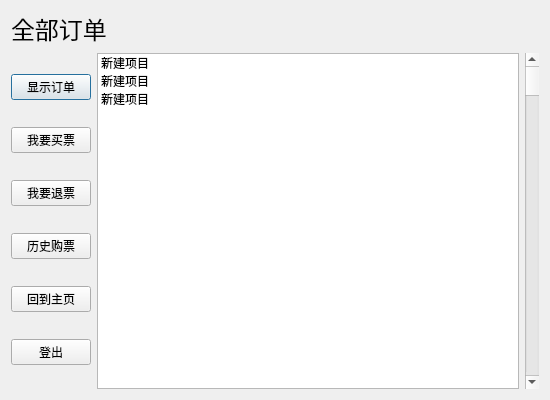
Above: UI/userticket.ui from New-bottle/train-ticket-system before the change. Below: the same form after it.
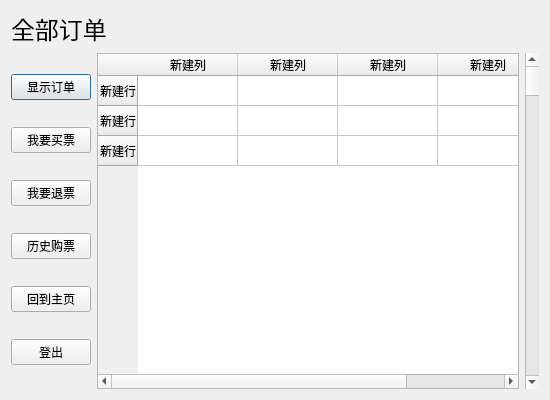
That is the form after the change.

Commit message: ui comple ce

What changed in the file:
```diff
--- a/UI/userticket.ui
+++ b/UI/userticket.ui
@@ -76,22 +76,42 @@
       </layout>
      </item>
      <item>
-      <widget class="QListWidget" name="listWidget">
-       <item>
+      <widget class="QTableWidget" name="tableWidget_2">
+       <row>
         <property name="text">
-         <string>新建项目</string>
+         <string>新建行</string>
         </property>
-       </item>
-       <item>
+       </row>
+       <row>
         <property name="text">
-         <string>新建项目</string>
+         <string>新建行</string>
         </property>
-       </item>
-       <item>
+       </row>
+       <row>
         <property name="text">
-         <string>新建项目</string>
+         <string>新建行</string>
         </property>
-       </item>
+       </row>
+       <column>
+        <property name="text">
+         <string>新建列</string>
+        </property>
+       </column>
+       <column>
+        <property name="text">
+         <string>新建列</string>
+        </property>
+       </column>
+       <column>
+        <property name="text">
+         <string>新建列</string>
+        </property>
+       </column>
+       <column>
+        <property name="text">
+         <string>新建列</string>
+        </property>
+       </column>
       </widget>
      </item>
      <item>
```
The commit also changes 7 other files.
